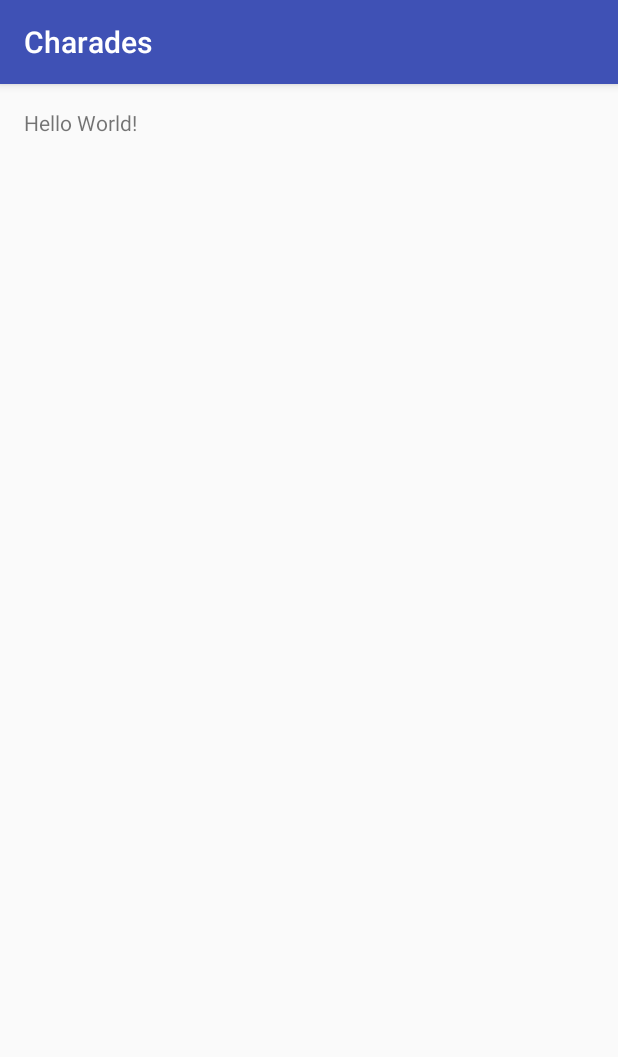
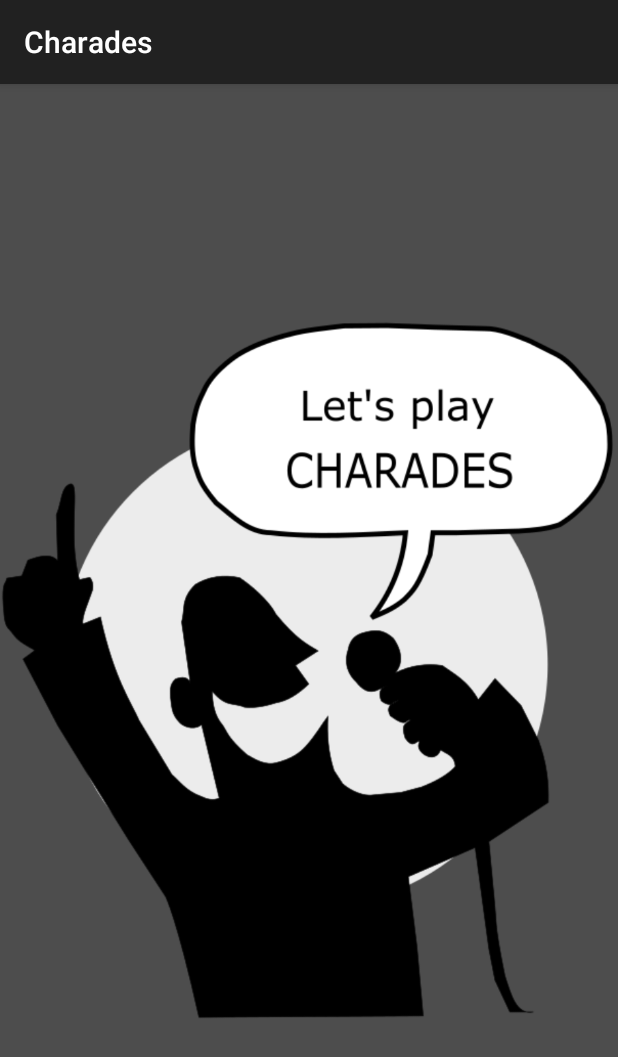
Before and after one commit to katalina921/charades, an Android app: the screen it shows after launch (MainActivity), on a phone screen of 412 x 824 dp. Shown: the top 1057 px of the screen. Run offline under Robolectric (Android 15) with nearby library versions, the phone set to English and light mode, and no system bars; 2 statements that could not run were skipped.

Commit message:
milestone 2-3

```diff
--- a/app/src/main/java/com/academy/app/charades/MainActivity.java
+++ b/app/src/main/java/com/academy/app/charades/MainActivity.java
@@ -2,12 +2,18 @@ package com.academy.app.charades;
 
 import android.support.v7.app.AppCompatActivity;
 import android.os.Bundle;
+import android.widget.TextView;
 
 public class MainActivity extends AppCompatActivity {
+
+    private TextView answerText;
 
     @Override
     protected void onCreate(Bundle savedInstanceState) {
         super.onCreate(savedInstanceState);
         setContentView(R.layout.activity_main);
+
+        answerText = findViewById(R.id.answerText);
+        answerText.setText("Reply is hazy, try again tomorrow");
     }
 }
--- a/app/src/main/res/layout/activity_main.xml
+++ b/app/src/main/res/layout/activity_main.xml
@@ -3,14 +3,13 @@
     xmlns:tools="http://schemas.android.com/tools"
     android:layout_width="match_parent"
     android:layout_height="match_parent"
-    android:paddingBottom="@dimen/activity_vertical_margin"
-    android:paddingLeft="@dimen/activity_horizontal_margin"
-    android:paddingRight="@dimen/activity_horizontal_margin"
-    android:paddingTop="@dimen/activity_vertical_margin"
     tools:context="com.academy.app.charades.MainActivity">
 
-    <TextView
-        android:layout_width="wrap_content"
-        android:layout_height="wrap_content"
-        android:text="Hello World!" />
+    <ImageView
+        android:id="@+id/answerTex"
+        android:layout_width="match_parent"
+        android:layout_height="match_parent"
+        android:src="@drawable/screen1"
+        android:background="#4d4d4d"
+        />
 </RelativeLayout>
--- a/app/src/main/res/values/styles.xml
+++ b/app/src/main/res/values/styles.xml
@@ -3,9 +3,7 @@
     <!-- Base application theme. -->
     <style name="AppTheme" parent="Theme.AppCompat.Light.DarkActionBar">
         <!-- Customize your theme here. -->
-        <item name="colorPrimary">@color/colorPrimary</item>
-        <item name="colorPrimaryDark">@color/colorPrimaryDark</item>
-        <item name="colorAccent">@color/colorAccent</item>
+      <item name="android:windowFullscreen">true</item>
     </style>
 
 </resources>
```
Also changed, not shown: app/src/main/res/drawable/screen1.png (added).
